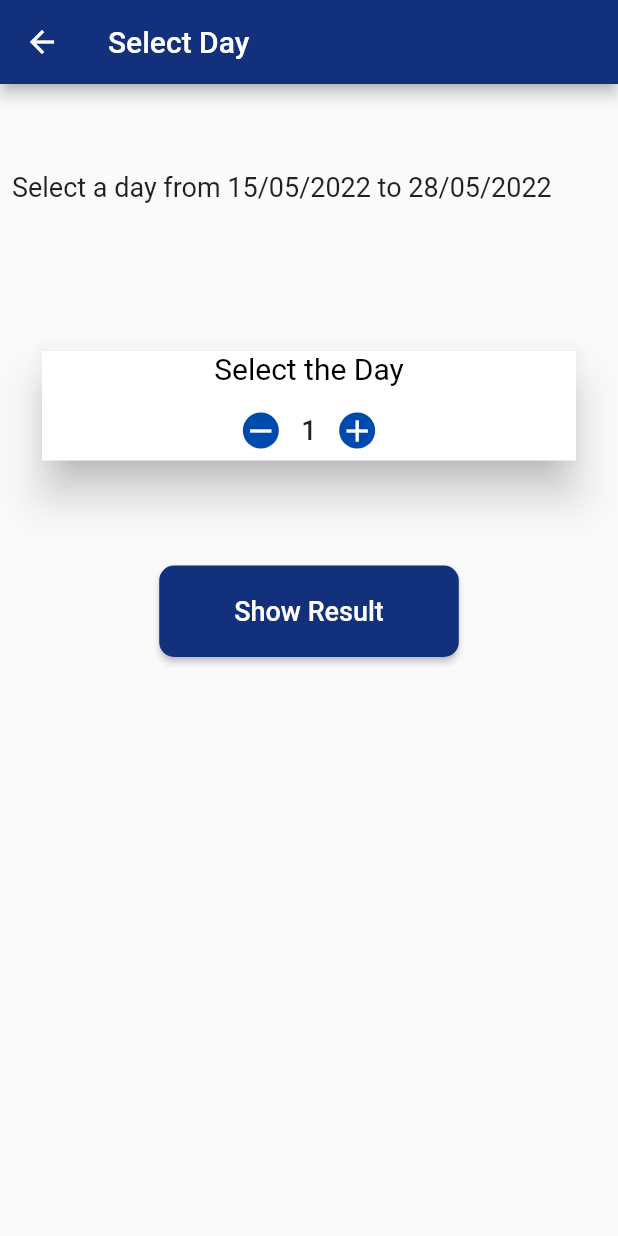
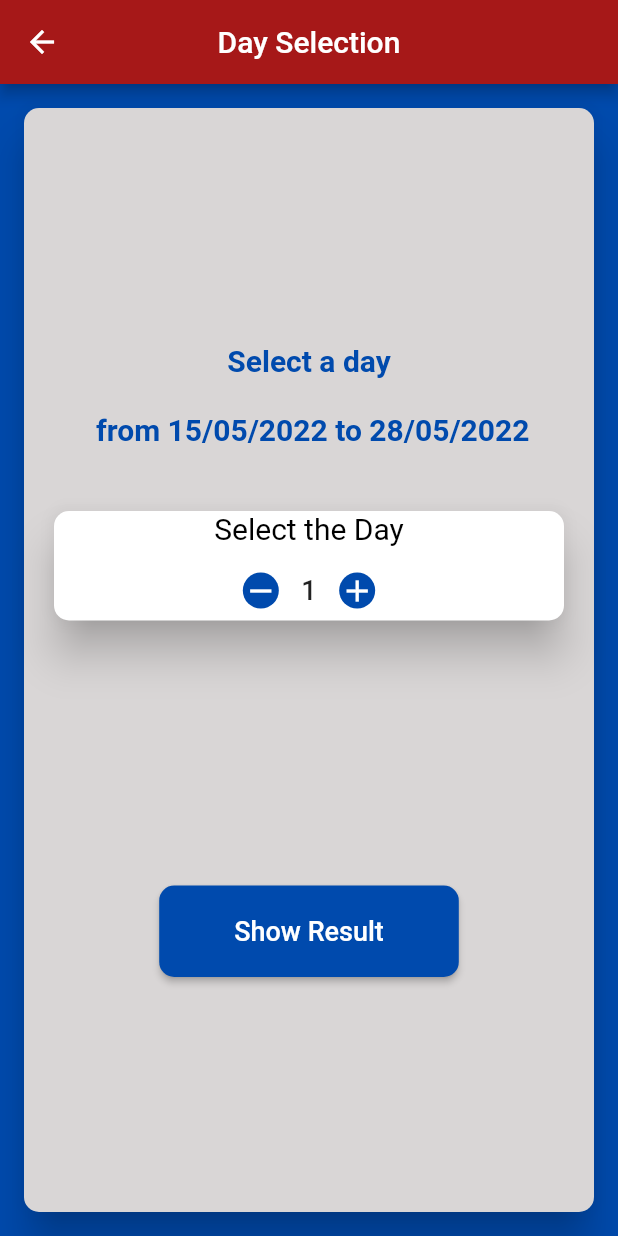
Before and after one commit to Gianlu020/Wearableproject, a Flutter app: the DayPage screen opened by its route, on a phone screen of 412 x 824 dp. Run offline on Flutter 3.47's test engine with Material 2 defaults, Android fonts, the phone set to English and light mode, and no system bars; our stand-ins replace floor, flutter_login, page_transition, share_plus, shared_preferences, sqflite and 1 more; missing offline and left inert: fitbitter, flutter_3d_choice_chip, pretty_gauge; accounts and stored records are empty; generated files the repository leaves out were written again.

Commit message:
Modifiche di design

```diff
--- a/lib/screens/BMI/age_weight_widget.dart
+++ b/lib/screens/BMI/age_weight_widget.dart
@@ -41,7 +41,9 @@ class _AgeWeightWidgetState extends State<AgeWeightWidget> {
         child: Card(
             color: Colors.white,
             elevation: 12,
-            shape: const RoundedRectangleBorder(),
+            shape: RoundedRectangleBorder(
+              borderRadius: BorderRadius.circular(10),
+            ),
             child: Column(children: [
               Text(
                 widget.title,
--- a/lib/screens/DayPage.dart
+++ b/lib/screens/DayPage.dart
@@ -17,28 +17,45 @@ class DayPage extends StatelessWidget {
   Widget build(BuildContext context) {
     print('${DayPage.routename} built');
     return Scaffold(
+      backgroundColor: Color.fromARGB(255, 166, 166, 166),
       appBar: AppBar(
-        title: const Text('Select Day'),
-        backgroundColor: Color.fromARGB(255, 18, 48, 124),
+        centerTitle: true,
+        title: const Text('Day Selection'),
+        backgroundColor: Color.fromARGB(255, 166, 24, 24),
       ),
       body: Center(
-          child: Padding(
-        padding: const EdgeInsets.all(8.0),
+          child: Container(
+        padding: const EdgeInsets.all(12),
+        color: Color.fromARGB(255, 0, 74, 173),
+        child: Card(
+          color: Color.fromARGB(255, 217, 214, 214),
+          elevation: 12,
+          shape: RoundedRectangleBorder(
+            borderRadius: BorderRadius.circular(10),
+          ),
           child: Column(
-          mainAxisAlignment: MainAxisAlignment.start,
+            mainAxisAlignment: MainAxisAlignment.spaceEvenly,
             children: [
+              //SizedBox(
+              //width: 50,
+              //height: 50,
+              //),
               SizedBox(
-              width: 50,
-              height: 50,
+                child: Column(
+                  children: [
+                    Text(
+                      'Select a day \n \n from 15/05/2022 to 28/05/2022\n',
+                      textAlign: TextAlign.center,
+                      style: TextStyle(
+                        fontWeight: FontWeight.bold,
+                        color: Color.fromARGB(255, 0, 74, 173),
+                        fontSize: 20,
                       ),
-            SizedBox(
-              child: Text(
-                'Select a day from 15/05/2022 to 28/05/2022',
-                style: TextStyle(fontSize: 18),
                     ),
-              width: 500,
-              height: 100,
-            ),
+
+                    // width: 500,
+                    //height: 100,
+                    //),
                     Padding(
                       padding: const EdgeInsets.all(8.0),
                       child: AgeWeightWidget(
@@ -50,10 +67,13 @@ class DayPage extends StatelessWidget {
                           min: 1,
                           max: 14),
                     ),
-            SizedBox(
-              width: 50,
-              height: 50,
+                  ],
                 ),
+              ),
+              //SizedBox(
+              //width: 50,
+              //height: 50,
+              //),
               ElevatedButton(
                 onPressed: () async {
                   final database = await $FloorAppDatabase
@@ -81,10 +101,12 @@ class DayPage extends StatelessWidget {
                     shape: RoundedRectangleBorder(
                       borderRadius: BorderRadius.circular(10),
                     ),
-                  primary: Color.fromARGB(255, 18, 48, 124),
-                  padding: EdgeInsets.symmetric(horizontal: 50, vertical: 20)),
+                    primary: Color.fromARGB(255, 0, 74, 173),
+                    padding:
+                        EdgeInsets.symmetric(horizontal: 50, vertical: 20)),
               ),
             ],
+          ),
         ),
       )),
     );
--- a/pubspec.yaml
+++ b/pubspec.yaml
@@ -77,7 +77,7 @@ flutter:
   assets:
     - assets/images/man.png
     - assets/images/woman.png
-    - assets/images/corsa.jpg
+    - assets/images/index.jpg
 
   #   - images/a_dot_burr.jpeg
   #   - images/a_dot_ham.jpeg
```
Also changed, not shown: lib/screens/AttivityPage.dart (+32 -19 lines), lib/screens/BMI/BMIpage.dart (+9 -4 lines), lib/screens/BMI/height_widget.dart (+6 -4 lines), lib/screens/BMI/score_screen.dart (+28 -8 lines), lib/screens/HomePage.dart (+28 -23 lines), lib/screens/LoginPage.dart (+5 -2 lines), lib/screens/PrizePage1.dart (+10 -5 lines), lib/screens/PrizePage2.dart (+6 -3 lines), lib/screens/PrizePage3.dart (+7 -4 lines), assets/images/index.jpg (added). Lines whose indentation alone changed are shown as unchanged.
